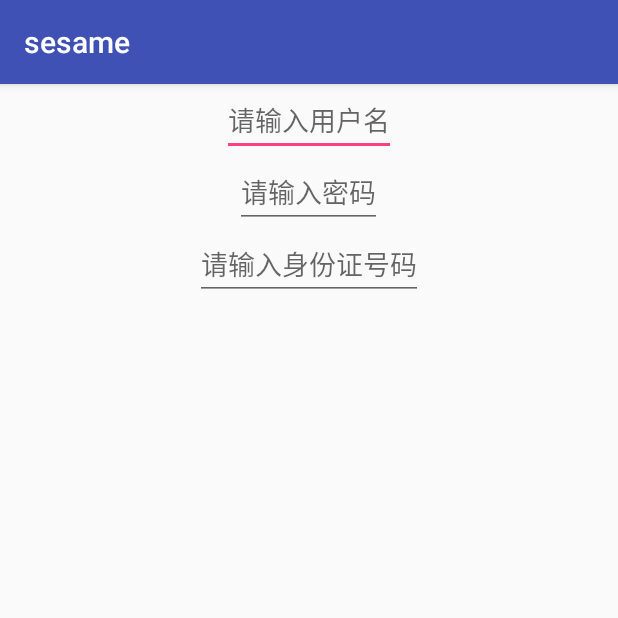
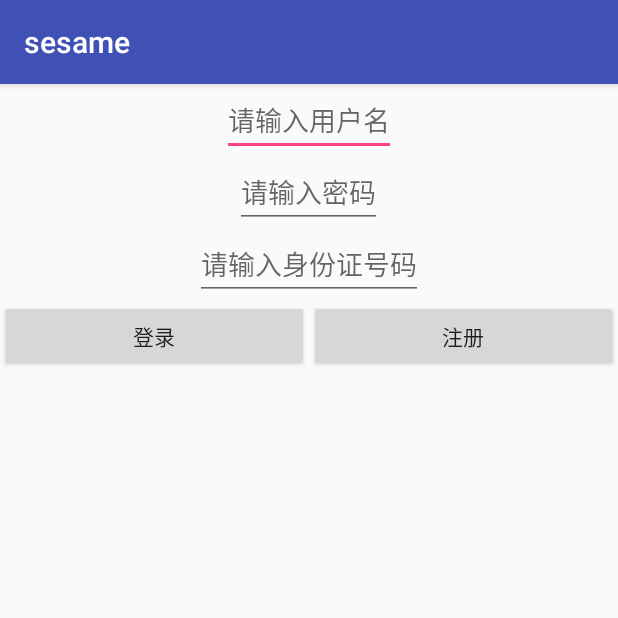
Before and after one commit to thsai/sesame, an Android app: the screen it shows after launch (MainActivity), on a phone screen of 412 x 824 dp, the top half of it. Run offline under Robolectric (Android 15) with nearby library versions, the phone set to English and light mode, and no system bars; our stand-ins replace ButterKnife.

Commit message:
登陆注册、扫描二维码

```diff
--- a/app/src/main/AndroidManifest.xml
+++ b/app/src/main/AndroidManifest.xml
@@ -8,13 +8,14 @@
         android:label="@string/app_name"
         android:supportsRtl="true"
         android:theme="@style/AppTheme" >
-        <activity android:name=".MainActivity" >
+        <activity android:name=".view.MainActivity" >
             <intent-filter>
                 <action android:name="android.intent.action.MAIN" />
 
                 <category android:name="android.intent.category.LAUNCHER" />
             </intent-filter>
         </activity>
+        <activity android:name=".view.QTActivity"></activity>
     </application>
 
 </manifest>
--- a/app/src/main/java/com/qr/sesame/MainActivity.java
+++ /dev/null
@@ -1,25 +0,0 @@
-package com.qr.sesame;
-
-import android.os.Bundle;
-import android.support.v7.app.AppCompatActivity;
-import android.widget.EditText;
-
-import butterknife.BindView;
-import butterknife.ButterKnife;
-
-public class MainActivity extends AppCompatActivity {
-
-    @BindView(R.id.et_name)
-    EditText etName;
-    @BindView(R.id.et_psd)
-    EditText etPsd;
-    @BindView(R.id.et_id)
-    EditText etId;
-
-    @Override
-    protected void onCreate(Bundle savedInstanceState) {
-        super.onCreate(savedInstanceState);
-        setContentView(R.layout.activity_main);
-        ButterKnife.bind(this);
-    }
-}
--- a/app/src/main/res/layout/activity_main.xml
+++ b/app/src/main/res/layout/activity_main.xml
@@ -6,7 +6,7 @@
     android:layout_height="match_parent"
     android:gravity="center_horizontal"
     android:orientation="vertical"
-    tools:context="com.qr.sesame.MainActivity">
+    tools:context="com.qr.sesame.view.MainActivity">
 
     <EditText
         android:id="@+id/et_name"
@@ -25,4 +25,25 @@
         android:layout_width="wrap_content"
         android:layout_height="wrap_content"
         android:hint="请输入身份证号码" />
+
+
+    <LinearLayout
+        android:layout_width="match_parent"
+        android:layout_height="wrap_content"
+        android:orientation="horizontal">
+
+        <Button
+            android:id="@+id/login"
+            android:layout_width="0dp"
+            android:layout_height="wrap_content"
+            android:layout_weight="1"
+            android:text="登录" />
+
+        <Button
+            android:id="@+id/register"
+            android:layout_width="0dp"
+            android:layout_height="wrap_content"
+            android:layout_weight="1"
+            android:text="注册" />
+    </LinearLayout>
 </LinearLayout>
```
Also changed, not shown: app/src/main/java/com/qr/sesame/constant/BundleKey.java (added, +12 -0 lines), app/src/main/java/com/qr/sesame/entiy/UserInfo.java (added, +42 -0 lines), app/src/main/java/com/qr/sesame/util/SharedPrefsUtil.java (added, +33 -0 lines), app/src/main/java/com/qr/sesame/util/ToastUtil.java (added, +16 -0 lines), app/src/main/java/com/qr/sesame/view/BaseActivity.java (added, +28 -0 lines), app/src/main/java/com/qr/sesame/view/MainActivity.java (added, +99 -0 lines), app/src/main/java/com/qr/sesame/view/QTActivity.java (added, +85 -0 lines), app/src/main/res/layout/qt_activity.xml (added, +20 -0 lines).
